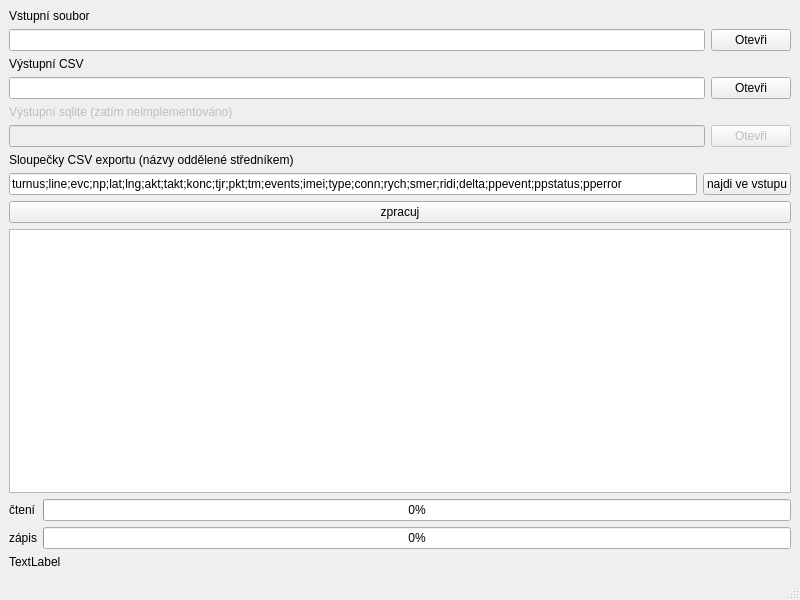
First picture: the form in mainwindow.ui, repository frutabruta/MpvLogParser, before the edit.
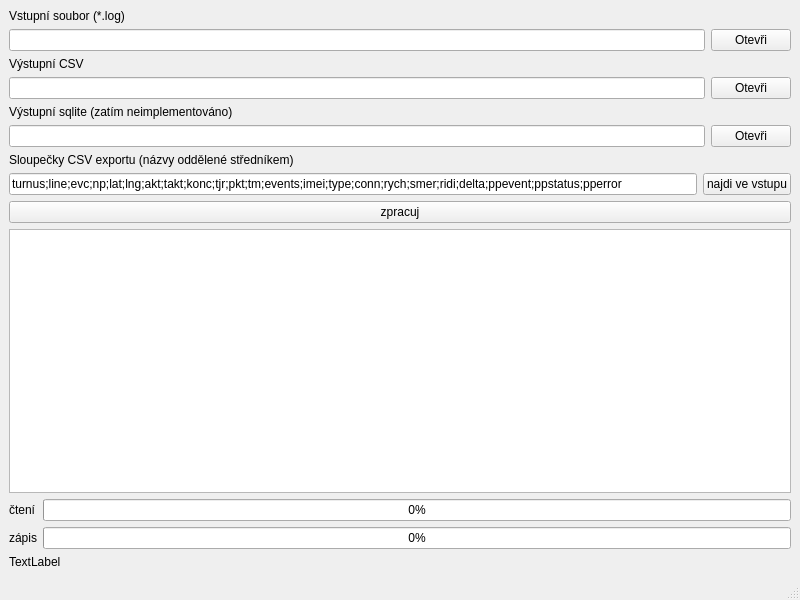
Second picture: the form after the edit.

```diff
--- a/mainwindow.ui
+++ b/mainwindow.ui
@@ -64,7 +64,7 @@
         <item>
          <widget class="QLabel" name="label">
           <property name="text">
-           <string>Vstupní soubor</string>
+           <string>Vstupní soubor (*.log)</string>
           </property>
          </widget>
         </item>
@@ -114,7 +114,7 @@
         <item>
          <widget class="QLabel" name="label_3">
           <property name="enabled">
-           <bool>false</bool>
+           <bool>true</bool>
           </property>
           <property name="text">
            <string>Výstupní sqlite (zatím neimplementováno)</string>
@@ -124,16 +124,16 @@
         <item>
          <layout class="QHBoxLayout" name="horizontalLayout_3">
           <item>
-           <widget class="QLineEdit" name="lineEdit_3">
+           <widget class="QLineEdit" name="lineEdit_cestaSqLite">
             <property name="enabled">
-             <bool>false</bool>
+             <bool>true</bool>
             </property>
            </widget>
           </item>
           <item>
-           <widget class="QPushButton" name="pushButton_3">
+           <widget class="QPushButton" name="pushButton_fileSqLite">
             <property name="enabled">
-             <bool>false</bool>
+             <bool>true</bool>
             </property>
             <property name="text">
              <string>Otevři</string>
```
